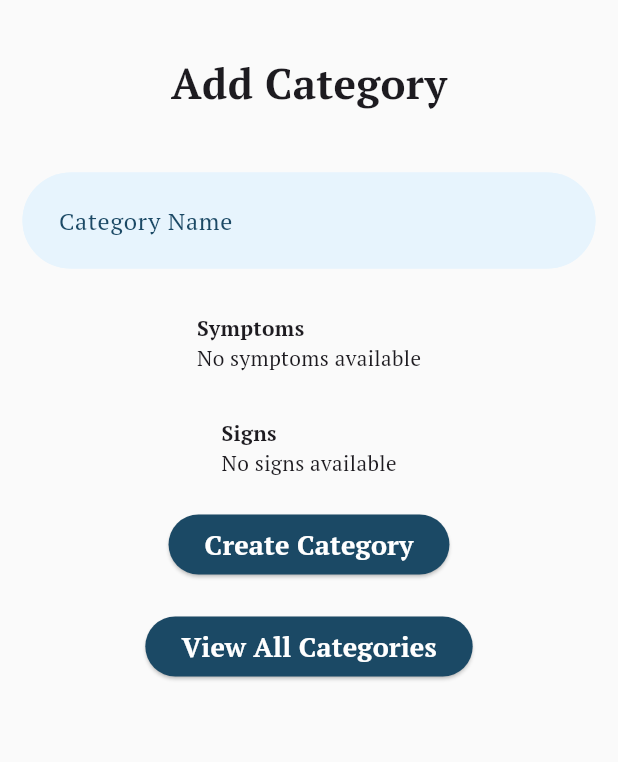
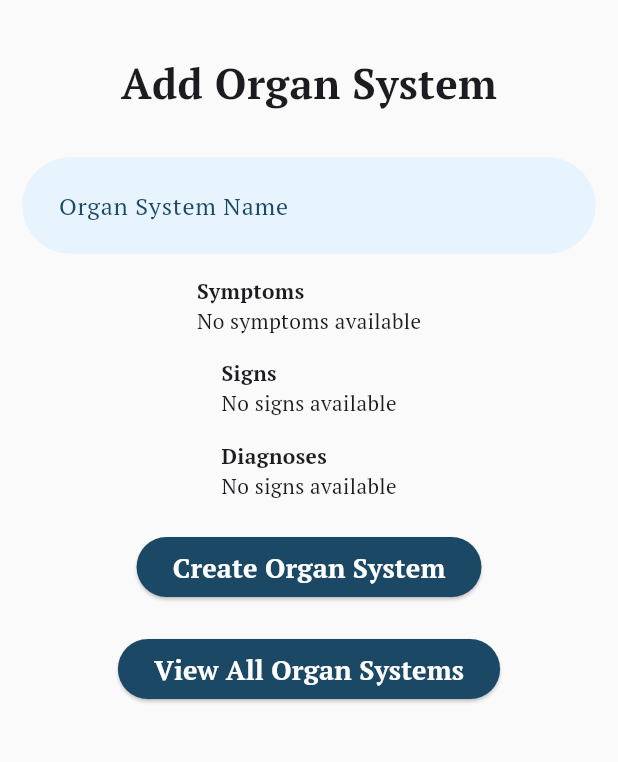
Before and after one commit to harshithlanka3/SAME-3311, a Flutter app: the CategoryCreationPage screen opened directly, on a phone screen of 412 x 824 dp, the part 84-846 px from its top. Run offline on Flutter 3.47's test engine with Material 3 defaults, Android fonts, the phone set to English and light mode, and no system bars; our stand-ins replace firebase_auth, firebase_core, firebase_database, firebase_storage, fluttertoast, image_picker and 1 more; accounts and stored records are empty.

Commit message:
add & delete organ systems

```diff
--- a/frontend/s_a_m_e/lib/admin/add_category.dart
+++ b/frontend/s_a_m_e/lib/admin/add_category.dart
@@ -19,6 +19,7 @@ class CategoryCreationPageState extends State<CategoryCreationPage> {
   final FirebaseService _firebaseService = FirebaseService();
   List<String> _selectedSymptoms = [];
   List<String> _selectedSigns = [];
+  List<String> _selectedDiagnosis = [];
 
   @override
   void dispose() {
@@ -35,16 +36,18 @@ class CategoryCreationPageState extends State<CategoryCreationPage> {
       ),
       body: Padding(
         padding: const EdgeInsets.all(15.0),
-        child: Column(
+        child: Scrollbar(
+          trackVisibility: true,
+          child: Column(
           children: [
             const SizedBox(height: 20),
-            const Text('Add Category', style: TextStyle(fontWeight: FontWeight.bold, fontSize: 28.0)),
-            const SizedBox(height: 40),
+            const Text('Add Organ System', style: TextStyle(fontWeight: FontWeight.bold, fontSize: 28.0)),
+            const SizedBox(height: 30),
             TextField(
               controller: _categoryNameController,
               decoration: const InputDecoration(
                 contentPadding: EdgeInsets.all(20.0),
-                labelText: 'Category Name',
+                labelText: 'Organ System Name',
                 labelStyle: TextStyle(color: navy),
                 filled: true,
                 fillColor: boxinsides,
@@ -60,7 +63,7 @@ class CategoryCreationPageState extends State<CategoryCreationPage> {
             ),
 
 
-            const SizedBox(height: 30),
+            const SizedBox(height: 15),
             Column(
               crossAxisAlignment: CrossAxisAlignment.start,
               children: [
@@ -100,7 +103,7 @@ class CategoryCreationPageState extends State<CategoryCreationPage> {
               ],
             ),
 
-            const SizedBox(height: 30),
+            const SizedBox(height: 15),
             Column(
               crossAxisAlignment: CrossAxisAlignment.start,
               children: [
@@ -141,6 +144,47 @@ class CategoryCreationPageState extends State<CategoryCreationPage> {
             ),
 
 
+            const SizedBox(height: 15),
+            Column(
+              crossAxisAlignment: CrossAxisAlignment.start,
+              children: [
+                const Text('Diagnoses', style: TextStyle(fontWeight: FontWeight.bold)),
+                FutureBuilder<List<Diagnosis>>(
+                  future: _firebaseService.getAllDiagnosis(),
+                  builder: (context, diagnosisSnapshot) {
+                    if (diagnosisSnapshot.connectionState == ConnectionState.waiting) {
+                      return const CircularProgressIndicator();
+                    } else if (diagnosisSnapshot.hasError) {
+                      return Text('Error: ${diagnosisSnapshot.error}');
+                    } else {
+                      List<Diagnosis>? diagnoses = diagnosisSnapshot.data;
+
+                      if (diagnoses != null && diagnoses.isNotEmpty) {
+                        return MultiSelectDialogField<String>(
+                          backgroundColor: background,
+                          cancelText: const Text('CANCEL', style: TextStyle(fontWeight: FontWeight.bold, color: navy)),
+                          confirmText: const Text('SELECT', style: TextStyle(fontWeight: FontWeight.bold, color: navy)),
+                          unselectedColor: navy,
+                          selectedColor: navy,
+                          items: diagnoses
+                              .map((diagnosis) => MultiSelectItem<String>(
+                                  diagnosis.name, diagnosis.name))
+                              .toList(),
+                          title: const Text("Select Signs"),
+                          onConfirm: (values) {
+                            _selectedDiagnosis = values;
+                          },
+                        );
+                      } else {
+                        return const Text('No signs available'); // Return an empty SizedBox if no signs available
+                      }
+                    }
+                  },
+                ),
+              ],
+            ),
+
+
             const SizedBox(height: 20),
             ElevatedButton(
               style: const ButtonStyle(
@@ -153,25 +197,27 @@ class CategoryCreationPageState extends State<CategoryCreationPage> {
                     _categoryNameController.text,
                     _selectedSymptoms,
                     _selectedSigns,
+                    _selectedDiagnosis
                   );
                   if (response == 200) {
                     ScaffoldMessenger.of(context).showSnackBar(
                       const SnackBar(
-                        content: Text('Category added successfully')),
+                        content: Text('Organ System added successfully')),
                     );
                     setState(() {
                       _selectedSigns.clear();
                       _selectedSymptoms.clear();
                       _categoryNameController.clear();
+                      _selectedDiagnosis.clear();
                     });
                   } else {
                     ScaffoldMessenger.of(context).showSnackBar(
-                      const SnackBar(content: Text('Failed to add category')),
+                      const SnackBar(content: Text('Failed to add Organ System')),
                     );
                   }
                 } else if (!await _firebaseService.categoryNonExistent(_categoryNameController.text)) {
                   ScaffoldMessenger.of(context).showSnackBar(
-                    const SnackBar(content: Text('Category already in database')),
+                    const SnackBar(content: Text('Organ System already in database')),
                   );
 
                 } else {
@@ -180,7 +226,7 @@ class CategoryCreationPageState extends State<CategoryCreationPage> {
                   );
                 }
               },
-              child: const Text('Create Category', style: TextStyle(fontWeight: FontWeight.bold, fontSize: 18.0)),
+              child: const Text('Create Organ System', style: TextStyle(fontWeight: FontWeight.bold, fontSize: 18.0)),
             ),
 
             const SizedBox(height: 20),
@@ -194,10 +240,10 @@ class CategoryCreationPageState extends State<CategoryCreationPage> {
                   MaterialPageRoute(builder: (context) => const CategoriesListPage()),
                 );
               },
-              child: const Text('View All Categories', style: TextStyle(fontWeight: FontWeight.bold, fontSize: 18.0)),
+              child: const Text('View All Organ Systems', style: TextStyle(fontWeight: FontWeight.bold, fontSize: 18.0)),
             ),
           ],
-        ),
+        )),
       ),bottomNavigationBar: const HomeButton()
     );
   }
--- a/frontend/s_a_m_e/lib/admin/admin_home.dart
+++ b/frontend/s_a_m_e/lib/admin/admin_home.dart
@@ -129,7 +129,7 @@ Widget build(BuildContext context) {
                 foregroundColor: MaterialStatePropertyAll<Color>(white),
                 backgroundColor: MaterialStatePropertyAll<Color>(navy),
               ),
-              child: const Text('Categories', style: TextStyle(fontWeight: FontWeight.bold, fontSize: 16.0)),
+              child: const Text('Organ Systems', style: TextStyle(fontWeight: FontWeight.bold, fontSize: 16.0)),
               onPressed: () {
                 Navigator.push(
                   context,
--- a/frontend/s_a_m_e/lib/admin/delete_category.dart
+++ b/frontend/s_a_m_e/lib/admin/delete_category.dart
@@ -30,7 +30,7 @@ class CategoryDeletionPageState extends State<CategoryDeletionPage> {
           children: [
             const SizedBox(height: 20),
             const Text(
-              'Delete Category',
+              'Delete Organ System',
               style: TextStyle(fontWeight: FontWeight.bold, fontSize: 28.0),
             ),
             const SizedBox(height: 40),
@@ -60,13 +60,13 @@ class CategoryDeletionPageState extends State<CategoryDeletionPage> {
                       items: categories
                           .map((category) => MultiSelectItem<String>(category.name, category.name))
                           .toList(),
-                      title: const Text("Categories"),
+                      title: const Text("Organ System"),
                       onConfirm: (values) {
                         _selectedCategories = values;
                       },
                     );
                   } else {
-                    return const Text('No categories available');
+                    return const Text('No Organ Systems available');
                   }
                 }
               },
@@ -84,7 +84,7 @@ class CategoryDeletionPageState extends State<CategoryDeletionPage> {
                   }
                   ScaffoldMessenger.of(context).showSnackBar(
                     const SnackBar(
-                      content: Text('Category deleted successfully'),
+                      content: Text('Organ System deleted successfully'),
                     ),
                   );
                   setState(() {
@@ -94,13 +94,13 @@ class CategoryDeletionPageState extends State<CategoryDeletionPage> {
                 } else {
                   ScaffoldMessenger.of(context).showSnackBar(
                     const SnackBar(
-                      content: Text('Please select categories to delete'),
+                      content: Text('Please select organ systems to delete'),
                     ),
                   );
                 }
               },
               child: const Text(
-                'Delete Categories',
+                'Delete Organ System',
                 style: TextStyle(fontWeight: FontWeight.bold, fontSize: 18.0),
               ),
             ),
--- a/frontend/s_a_m_e/lib/admin/edit_categories.dart
+++ b/frontend/s_a_m_e/lib/admin/edit_categories.dart
@@ -13,7 +13,7 @@ class CategoryEdit extends StatelessWidget {
 Widget build(BuildContext context) {
   return Scaffold(
     appBar: AppBar(
-      title: const Text('Categories', style: TextStyle(fontWeight: FontWeight.bold, fontSize: 32.0)),
+      title: const Text('Organ Systems', style: TextStyle(fontWeight: FontWeight.bold, fontSize: 32.0)),
       actions: const [ProfilePicturePage()],
     ),
 
@@ -32,7 +32,7 @@ Widget build(BuildContext context) {
                 foregroundColor: MaterialStatePropertyAll<Color>(white),
                 backgroundColor: MaterialStatePropertyAll<Color>(navy),
               ),
-              child: const Text('Add Category', style: TextStyle(fontWeight: FontWeight.bold, fontSize: 16.0)),
+              child: const Text('Add Organ System', style: TextStyle(fontWeight: FontWeight.bold, fontSize: 16.0)),
               onPressed: () {
                 Navigator.push(
                   context,
@@ -48,7 +48,7 @@ Widget build(BuildContext context) {
                 foregroundColor: MaterialStatePropertyAll<Color>(white),
                 backgroundColor: MaterialStatePropertyAll<Color>(navy),
               ),
-              child: const Text('Delete Category', style: TextStyle(fontWeight: FontWeight.bold, fontSize: 16.0)),
+              child: const Text('Delete Organ System', style: TextStyle(fontWeight: FontWeight.bold, fontSize: 16.0)),
               onPressed: () {
                 Navigator.push(
                   context,
@@ -64,7 +64,7 @@ Widget build(BuildContext context) {
                 foregroundColor: MaterialStatePropertyAll<Color>(white),
                 backgroundColor: MaterialStatePropertyAll<Color>(navy),
               ),
-              child: const Text('Update Category', style: TextStyle(fontWeight: FontWeight.bold, fontSize: 16.0)),
+              child: const Text('Update Organ System', style: TextStyle(fontWeight: FontWeight.bold, fontSize: 16.0)),
               onPressed: () {
                 Navigator.push(
                   context,
@@ -80,7 +80,7 @@ Widget build(BuildContext context) {
                 foregroundColor: MaterialStatePropertyAll<Color>(white),
                 backgroundColor: MaterialStatePropertyAll<Color>(navy),
               ),
-              child: const Text('Categories List', style: TextStyle(fontWeight: FontWeight.bold, fontSize: 16.0)),
+              child: const Text('Organ System List', style: TextStyle(fontWeight: FontWeight.bold, fontSize: 16.0)),
               onPressed: () {
                 Navigator.push(
                   context,
--- a/frontend/s_a_m_e/lib/admin/update_category.dart
+++ b/frontend/s_a_m_e/lib/admin/update_category.dart
@@ -95,8 +95,8 @@ class UpdateCatPageState extends State<UpdateCatPage> {
     return Scaffold(
       appBar: AppBar(
         title: const Text(
-          'Update Category',
-          style: TextStyle(fontSize: 32),
+          'Update Organ System',
+          style: TextStyle(fontSize: 28),
         ),
         actions: const [ProfilePicturePage()],
       ),
```
Also changed, not shown: frontend/s_a_m_e/lib/firebase/firebase_service.dart (+51 -2 lines), 3 other files.
